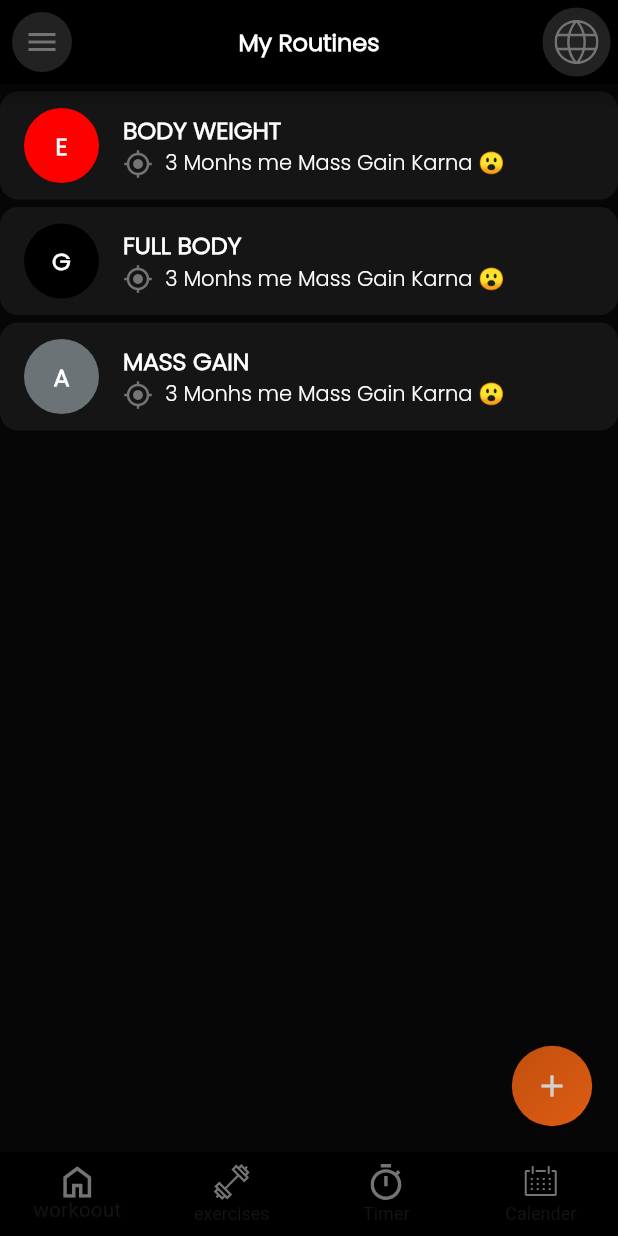
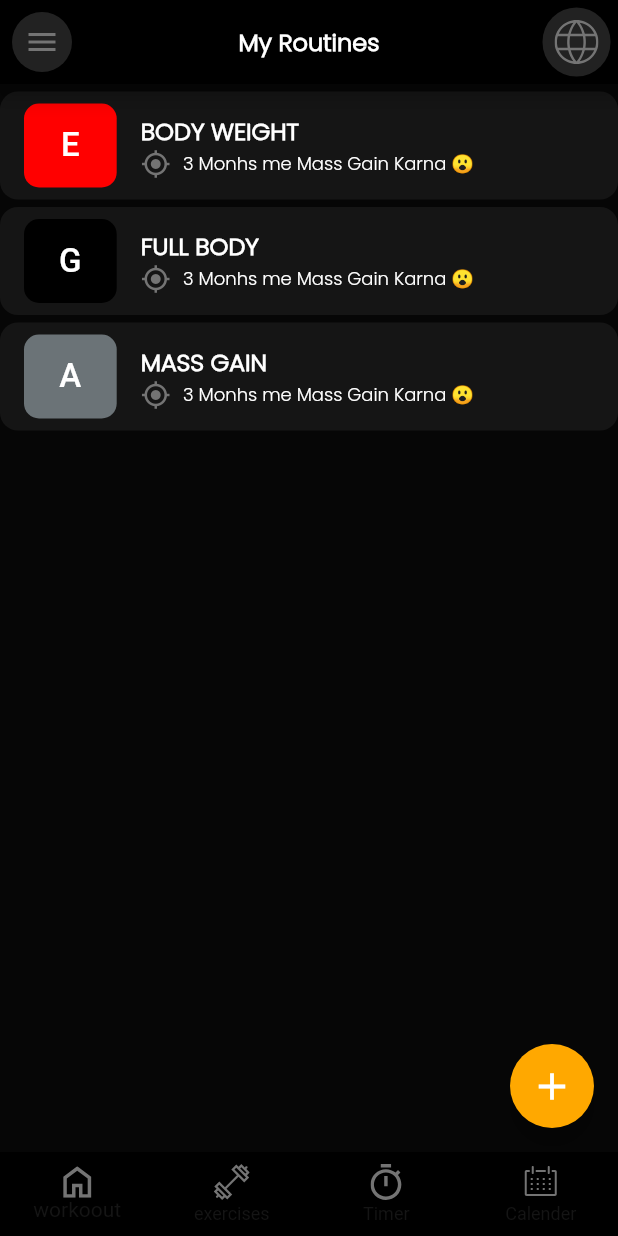
Before and after one commit to IshaqFarid280/mikococo_final, a Flutter app: the screen it shows after launch, on a phone screen of 412 x 824 dp. Run offline on Flutter 3.47's test engine with Material 2 defaults, Android fonts, the light colour scheme and no system bars; drawn by our look-alikes of auto_size_text, flutter_slidable; our stand-ins replace assets_audio_player, fl_chart, flutter_svg, hive, hive_flutter, image_picker and 2 more; accounts and stored records are empty.

Commit message:
0.0000052

```diff
--- a/lib/consts/colors.dart
+++ b/lib/consts/colors.dart
@@ -1,7 +1,7 @@
 import 'package:flutter/material.dart';
 
 
-const Color whiteColor = Color.fromRGBO(209, 209, 209, 1);
+const Color whiteColor = Colors.white;
 const Color greyColor = Color.fromRGBO(107, 115, 119, 1);
 const Color blackColor = Color.fromRGBO(0, 0, 0, 1.0);
 const Color redColor = Color.fromRGBO(255, 0, 0, 1.0);
@@ -19,3 +19,6 @@ const Color listTileEditColor = Color(0xff747474);
 const Color listTileColor = Color(0xff151515);
 const Color buttonColors = Color(0xffF06313);
 const Color leadingBtnColor = Color(0xff222222);
+const Color statusContainer1 = Color(0xff007F32);
+const Color statusContainer2 = Color(0xff00765E);
+const Color statusContainer3 = Color(0xff318300);
--- a/lib/routine/MyRoutineClass.dart
+++ b/lib/routine/MyRoutineClass.dart
@@ -19,26 +19,6 @@ class MyRoutinesScreen extends StatelessWidget {
     var routineProvider = Provider.of<RoutineProvider>(context, listen: false);
     routineProvider.loadRoutines();
 
-    // void addRoutine(String name, String des, String leadword, String avatarColor) {
-    //   final routine = Routine(name, des, leadword, avatarColor, []);
-    //   Hive.box<Routine>('RoutineBox').add(routine);
-    // }
-    //
-    // void deleteRoutine(int index) {
-    //   Hive.box<Routine>('RoutineBox').deleteAt(index);
-    // }
-    //
-    // void updateRoutine(int index, String newName) {
-    //   final routine = Hive.box<Routine>('RoutineBox').getAt(index);
-    //   if (routine != null) {
-    //     routine.name = newName;
-    //     routine.save();
-    //   }
-    // }
-    //
-    //
-    // var routineBox = Hive.box<Routine>('RoutineBox');
-    // List<Routine> routines = routineBox.values.toList();
 
     return Scaffold(
       appBar: AppBar(
@@ -111,8 +91,13 @@ class MyRoutinesScreen extends StatelessWidget {
                                     showDialog(
                                         context: context,
                                         builder: (context) {
-                                          return AlertDialog(
-                                            title: Text('Edit Routine'),
+                                          return Theme(
+                                            data: ThemeData(
+                                              canvasColor: Colors.black,
+                                            ),
+                                            child: AlertDialog(
+                                              title: listTileText(title: 'Edit Routine', weight: FontWeight.w900),
+                                              backgroundColor: Colors.black,
                                               content: EditRoutineForm(
                                                 initialName: currentroutine.name,
                                                 onEdit: (String newName) {
@@ -120,6 +105,8 @@ class MyRoutinesScreen extends StatelessWidget {
                                                       index, newName);
                                                   Navigator.of(context).pop();
                                                 },
+                                              ),
+                                              contentPadding: EdgeInsets.symmetric(horizontal: 5),
                                             ),
                                           );
                                         });
@@ -146,19 +133,28 @@ class MyRoutinesScreen extends StatelessWidget {
                                   borderRadius: BorderRadius.circular(12),
                                 ),
                                 tileColor: listTileColor,
-                                leading: CircleAvatar(
-                                  radius: 25,
-                                  // backgroundColor: Color(int.parse("FF0000", radix: 16) | 0xFF000000),
-                                  backgroundColor: Color(int.parse(
+                                leading: Container(
+                                  decoration: BoxDecoration(
+                                      color:  Color(int.parse(
                                           currentroutine.avatarColor
                                               .replaceFirst('#', ''),
                                           radix: 16) |
                                       0xff000000),
-                                  child: listTileText(
-                                    title: currentroutine.leadingword
+                                      borderRadius: BorderRadius.all(Radius.circular(10))),
+                                  height: MediaQuery.of(context).size.height * .1,
+                                  width: MediaQuery.of(context).size.width * .15,
+                                  child: Center(
+                                      child: Text(
+                                        currentroutine.leadingword
                                             .toUpperCase(),
+                                        style: TextStyle(
+                                          color: whiteColor,
+                                          fontWeight: FontWeight.w500,
+                                          fontSize: 22,
                                         ),
+                                      )),
                                 ),
+
                                 title: listTileText(
                                   title: currentroutine.name.toUpperCase(),
                                 ),
@@ -175,6 +171,7 @@ class MyRoutinesScreen extends StatelessWidget {
                                           0.02,
                                     ),
                                     listTileText(
+                                      textSize: 12.0,
                                       title: currentroutine.description,
                                       weight: FontWeight.w300,
                                     ),
@@ -197,9 +194,8 @@ class MyRoutinesScreen extends StatelessWidget {
               );
             });
       }),
-      floatingActionButton: FloatingActionButton(
-
-        onPressed: () {
+      floatingActionButton: floatingactionbutton(
+        onTap: (){
       Navigator.of(context).push(CupertinoPageRoute(
         builder: (ctx) => AddRoutineForm(onAdd: (String name, String desc,
             String leadword, String avatarCOlor) {
@@ -207,20 +203,7 @@ class MyRoutinesScreen extends StatelessWidget {
         }),
       ));
     },
-        backgroundColor: Colors.transparent,
 
-        child: Container(
-            height: MediaQuery.sizeOf(context).height *0.13,
-            width:MediaQuery.sizeOf(context).width *0.13,
-            decoration: ShapeDecoration(
-              shape: CircleBorder(),
-              gradient: LinearGradient(
-                colors: [Color(0xffC04F0F), Color(0xFFF06313).withOpacity(0.92)],
-                begin: Alignment.topLeft,
-                end: Alignment.bottomRight,
-              ),
-            ),
-            child: Icon(Icons.add, color: whiteColor, )),
       ),
     );
   }
--- a/lib/widgets_common/our_button.dart
+++ b/lib/widgets_common/our_button.dart
@@ -87,6 +87,7 @@ class trailingbutton extends StatelessWidget {
     );
   }
 }
+
 class AddThingsIcon extends StatelessWidget {
   final VoidCallback onTap;
   final String? svgAsset;
@@ -189,3 +190,29 @@ class SubmitButton extends StatelessWidget {
     );
   }
 }
+
+class floatingactionbutton extends StatelessWidget {
+
+  final VoidCallback onTap;
+
+  const floatingactionbutton({super.key, required this.onTap});
+
+  @override
+  Widget build(BuildContext context) {
+    return FloatingActionButton(
+
+        onPressed:onTap,
+        backgroundColor: Colors.transparent,
+
+        child: Container(
+            height: MediaQuery.sizeOf(context).height *0.15,
+            width:MediaQuery.sizeOf(context).width *0.15,
+            decoration: ShapeDecoration(
+              shape: CircleBorder(),
+              color: goldenColor
+            ),
+            child: Icon(Icons.add, color: whiteColor, size: 30,)),
+      );
+
+  }
+}
```
Also changed, not shown: lib/exercide/exercise_screen.dart (+10 -5 lines), lib/routine/add_routine.dart (+7 -9 lines), lib/routine/edit_routine.dart (+20 -13 lines), lib/widgets_common/text_widgets.dart (+39 -4 lines), lib/workout/work_out_froum.dart (+30 -16 lines), lib/workout/workoutScreen.dart (+42 -28 lines). Lines whose indentation alone changed are shown as unchanged.
